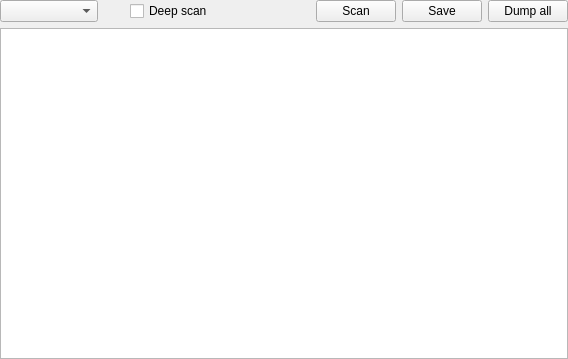
Above: xextractorwidget.ui from horsicq/XExtractorWidget before the change. Below: the same form after it.
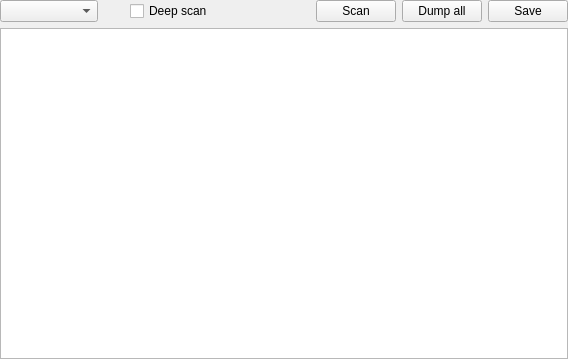
That is the form after the change. Custom widgets are drawn as their Qt base class.

```diff
--- a/xextractorwidget.ui
+++ b/xextractorwidget.ui
@@ -79,16 +79,16 @@
       </widget>
      </item>
      <item>
-      <widget class="QPushButton" name="pushButtonSave">
+      <widget class="QPushButton" name="pushButtonDumpAll">
        <property name="text">
-        <string>Save</string>
+        <string>Dump all</string>
        </property>
       </widget>
      </item>
      <item>
-      <widget class="QPushButton" name="pushButtonDumpAll">
+      <widget class="QPushButton" name="pushButtonSave">
        <property name="text">
-        <string>Dump all</string>
+        <string>Save</string>
        </property>
       </widget>
      </item>
```
